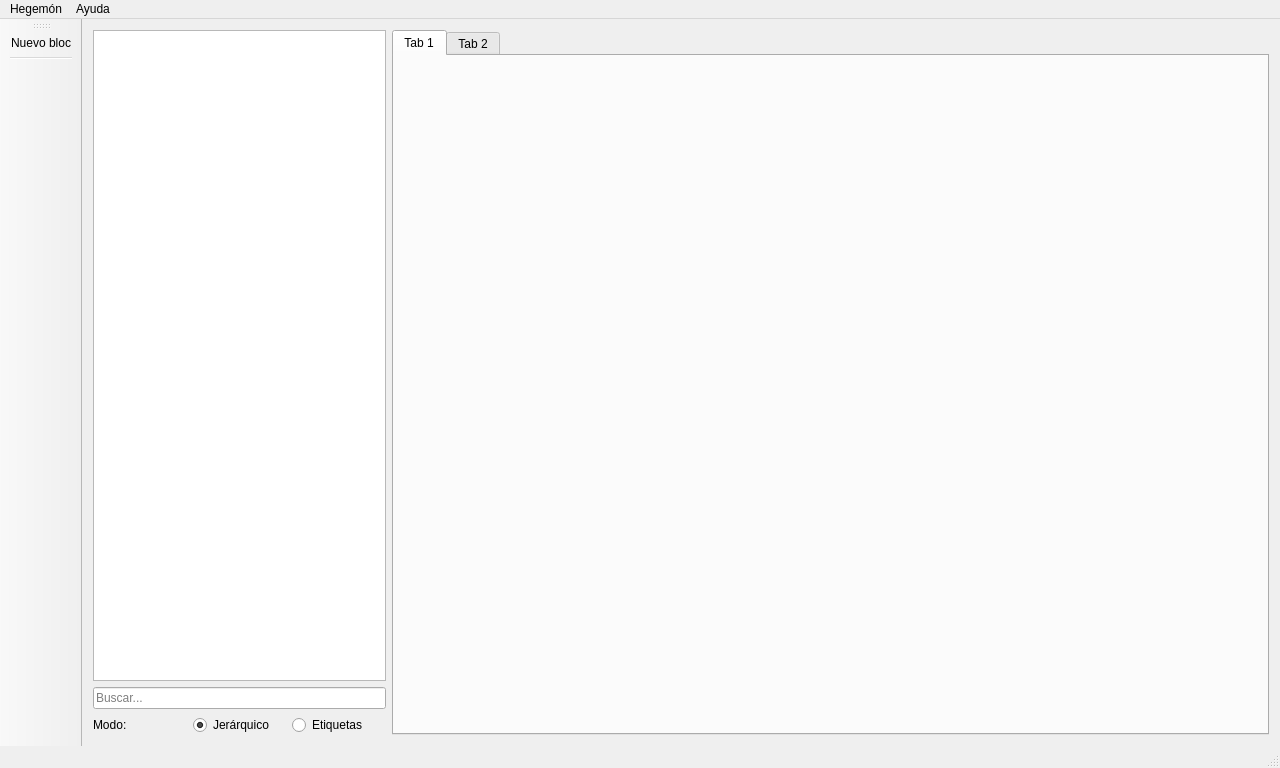
Qt form src/ui/mainwindow.ui (Hegemind/afdesktop) before a commit.
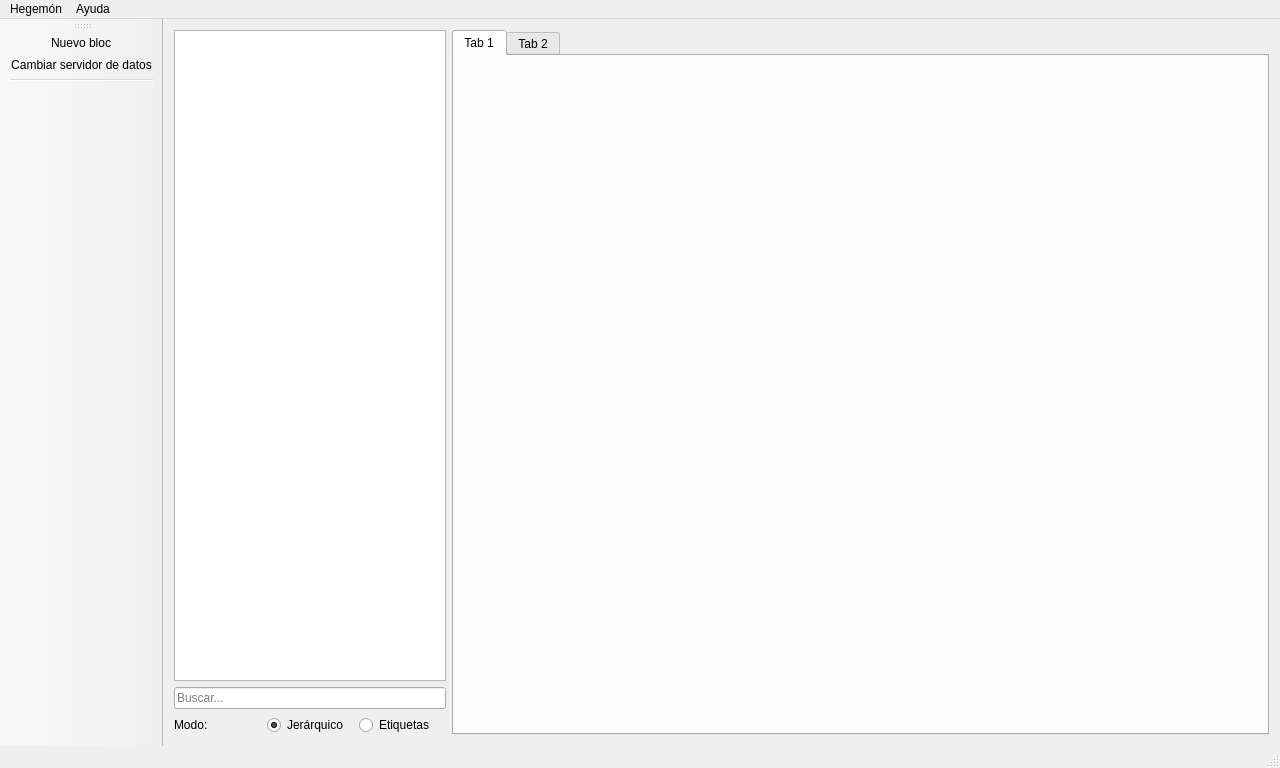
The same form after that commit. Icons and pictures are not drawn.

Commit message: Boton para cambiar de servidor, dialogo y mensajes de respuesta

Diff of the .ui file:
```diff
--- a/src/ui/mainwindow.ui
+++ b/src/ui/mainwindow.ui
@@ -154,6 +154,7 @@
     <bool>false</bool>
    </attribute>
    <addaction name="actionNuevoBloc"/>
+   <addaction name="actionSetServer"/>
    <addaction name="separator"/>
   </widget>
   <action name="actionSalir">
@@ -216,6 +217,15 @@
     <string>Nuevo Documento</string>
    </property>
   </action>
+  <action name="actionSetServer">
+   <property name="icon">
+    <iconset resource="../../stuff/fatcow32.qrc">
+     <normaloff>:/fat32/fatcow-hosting-icons-3800/FatCow_Icons32x32/database_server.png</normaloff>:/fat32/fatcow-hosting-icons-3800/FatCow_Icons32x32/database_server.png</iconset>
+   </property>
+   <property name="text">
+    <string>Cambiar servidor de datos...</string>
+   </property>
+  </action>
  </widget>
  <layoutdefault spacing="6" margin="11"/>
  <resources>
```
Left out of the diff: 1 changed line with no effect on the pictures. The commit also changes 2 other files.
